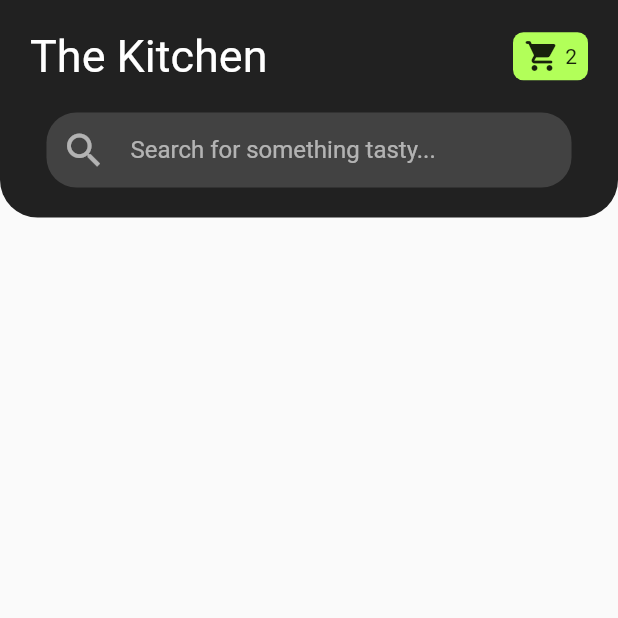
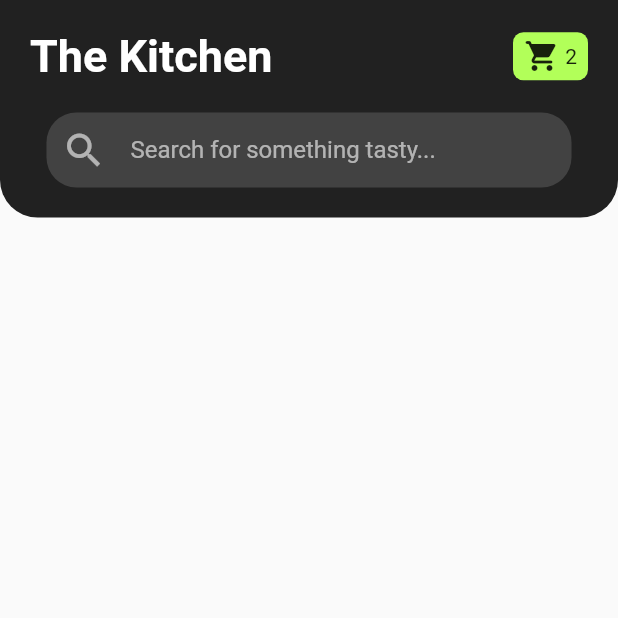
Before and after one commit to gurudevsingh14/food_delivery_app, a Flutter app: the screen it shows after launch, on a phone screen of 412 x 824 dp, the top half of it. Run offline on Flutter 3.47's test engine with Material 2 defaults, Android fonts, the phone set to English and light mode, and no system bars.

Commit message:
code restructured and added dummy data

```diff
--- /dev/null
+++ b/lib/DummyData/data.dart
@@ -0,0 +1,9 @@
+import 'package:food_delivery_app/Models/food_model.dart';
+
+List<FoodModel> listOfFood = [
+  FoodModel(),
+  FoodModel(),
+  FoodModel(),
+  FoodModel(),
+  FoodModel(),
+];
--- /dev/null
+++ b/lib/Models/food_model.dart
@@ -0,0 +1,7 @@
+class FoodModel {
+  final String? title;
+  final double? price;
+  final String? image;
+
+  FoodModel({this.image, this.price, this.title});
+}
--- /dev/null
+++ b/lib/Screens/HomeScreen/components/appBar.dart
@@ -0,0 +1,73 @@
+import 'package:flutter/material.dart';
+
+class CustomAppbar extends StatelessWidget {
+  const CustomAppbar({Key? key}) : super(key: key);
+
+  @override
+  Widget build(BuildContext context) {
+    return Container(
+      padding: const EdgeInsets.only(top: 20, right: 20, left: 20, bottom: 20),
+      decoration: const BoxDecoration(
+        color: Colors.black87,
+        borderRadius: BorderRadius.only(
+            bottomLeft: Radius.circular(25), bottomRight: Radius.circular(25)),
+      ),
+      child: Column(
+        children: [
+          Row(
+            mainAxisAlignment: MainAxisAlignment.spaceBetween,
+            children: [
+              const Text(
+                'The Kitchen',
+                style: TextStyle(
+                    color: Colors.white,
+                    fontSize: 30,
+                    fontWeight: FontWeight.bold),
+              ),
+              Container(
+                padding: const EdgeInsets.all(4),
+                decoration: BoxDecoration(
+                  color: Colors.lightGreenAccent,
+                  borderRadius: BorderRadius.circular(7),
+                ),
+                width: 50,
+                child: Row(
+                  mainAxisAlignment: MainAxisAlignment.spaceEvenly,
+                  children: const [
+                    Icon(Icons.shopping_cart_rounded),
+                    Text('2'),
+                  ],
+                ),
+              )
+            ],
+          ),
+          const SizedBox(
+            height: 20,
+          ),
+          Container(
+            padding: const EdgeInsets.symmetric(horizontal: 10),
+            width: 350,
+            height: 50,
+            alignment: Alignment.center,
+            decoration: BoxDecoration(
+                color: Colors.grey[800],
+                borderRadius: BorderRadius.circular(20)),
+            child: TextFormField(
+              decoration: const InputDecoration(
+                enabledBorder: InputBorder.none,
+                focusedBorder: InputBorder.none,
+                icon: const Icon(
+                  Icons.search,
+                  size: 30,
+                  color: Colors.white60,
+                ),
+                hintText: 'Search for something tasty...',
+                hintStyle: const TextStyle(color: Colors.white60),
+              ),
+            ),
+          )
+        ],
+      ),
+    );
+  }
+}
--- a/lib/Screens/homescreen.dart
+++ b/lib/Screens/HomeScreen/homescreen.dart
@@ -1,6 +1,5 @@
 import 'package:flutter/material.dart';
-import 'package:flutter/services.dart';
-import 'package:food_delivery_app/Screens/components/appBar.dart';
+import 'components/appBar.dart';
 
 class HomeScreen extends StatelessWidget {
   const HomeScreen({Key? key}) : super(key: key);
--- a/lib/Screens/components/appBar.dart
+++ /dev/null
@@ -1,63 +0,0 @@
-import 'package:flutter/material.dart';
-
-class CustomAppbar extends StatelessWidget {
-  const CustomAppbar({Key? key}) : super(key: key);
-
-  @override
-  Widget build(BuildContext context) {
-    return Container(
-      padding: EdgeInsets.only(top: 20,right: 20,left: 20,bottom: 20),
-      decoration: BoxDecoration(
-        color: Colors.black87,
-          borderRadius: BorderRadius.only(bottomLeft: Radius.circular(25),
-          bottomRight: Radius.circular(25)),
-      ),
-      child: Column(
-        children: [
-          Row(
-            mainAxisAlignment: MainAxisAlignment.spaceBetween,
-            children: [
-              Text('The Kitchen',style: TextStyle(color: Colors.white,fontSize: 30),),
-              Container(
-                padding: EdgeInsets.all(4),
-                decoration: BoxDecoration(
-                    color: Colors.lightGreenAccent,
-                  borderRadius: BorderRadius.circular(7),
-                ),
-                width: 50,
-                child: Row(
-                  mainAxisAlignment: MainAxisAlignment.spaceEvenly,
-                  children: [
-                  Icon(Icons.shopping_cart_rounded),
-                  Text('2'),
-                ],
-                ),
-              )
-            ],
-          ),
-          SizedBox(height: 20,),
-          Container(
-            padding: EdgeInsets.symmetric(horizontal: 10),
-            width: 350,
-            height: 50,
-            alignment: Alignment.center,
-            decoration: BoxDecoration(
-                color: Colors.grey[800],
-              borderRadius: BorderRadius.circular(20)
-            ),
-
-            child: TextFormField(
-                decoration: InputDecoration(
-                  enabledBorder: InputBorder.none,
-                  focusedBorder: InputBorder.none,
-                  icon: Icon(Icons.search,size: 30,color: Colors.white60,),
-                  hintText: 'Search for something tasty...',
-                  hintStyle: TextStyle(color: Colors.white60),
-                ),
-            ),
-          )
-        ],
-      ),
-    );
-  }
-}
--- a/lib/main.dart
+++ b/lib/main.dart
@@ -1,33 +1,19 @@
 import 'package:flutter/material.dart';
-import 'package:food_delivery_app/Screens/homescreen.dart';
-import 'package:flutter/services.dart';
+import 'package:food_delivery_app/Screens/HomeScreen/homescreen.dart';
+
 void main() {
-
   runApp(const MyApp());
 }
 
 class MyApp extends StatelessWidget {
   const MyApp({Key? key}) : super(key: key);
 
-  // This widget is the root of your application.
   @override
   Widget build(BuildContext context) {
-    return MaterialApp(
+    return const MaterialApp(
       title: 'Flutter Demo',
       debugShowCheckedModeBanner: false,
-      theme: ThemeData(
-        // This is the theme of your application.
-        //
-        // Try running your application with "flutter run". You'll see the
-        // application has a blue toolbar. Then, without quitting the app, try
-        // changing the primarySwatch below to Colors.green and then invoke
-        // "hot reload" (press "r" in the console where you ran "flutter run",
-        // or simply save your changes to "hot reload" in a Flutter IDE).
-        // Notice that the counter didn't reset back to zero; the application
-        // is not restarted.
-        primarySwatch: Colors.blue,
-      ),
-      home: const HomeScreen(),
+      home: HomeScreen(),
     );
   }
 }
```
